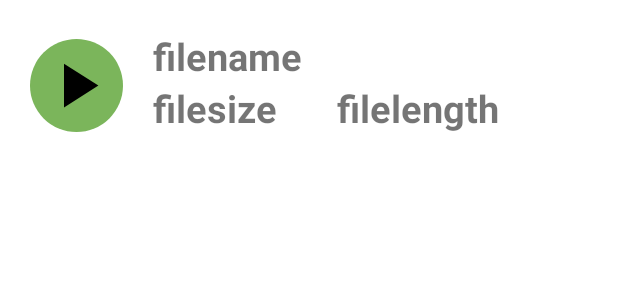
After one commit to AS-Coope/RespalyzerProject, an Android app: the layout audio_layout.xml on its own in the app's theme, with its tools: preview values and no code run, on a phone screen of 412 x 824 dp. The commit adds this screen. Shown: the top 300 px of the screen. Run offline under Robolectric (Android 15) with nearby library versions, the phone set to English and light mode, and no system bars.

Commit message:
Implemented Audio Database and Audio History

```diff
--- a/app/src/main/java/com/example/respalyzerproject/AudioTimer.kt
+++ b/app/src/main/java/com/example/respalyzerproject/AudioTimer.kt
@@ -13,7 +13,7 @@ class AudioTimer (timeListener: OnTimerTickListener){
     private var updateScheduler = Handler(Looper.getMainLooper())
     private lateinit var updateAchiever: Runnable
 
-    private var timeDuration = 0L
+    var timeDuration = 0L
     private var delay = 100L
 
     init {
@@ -39,10 +39,10 @@ class AudioTimer (timeListener: OnTimerTickListener){
         val milli: Long = timeDuration % 1000
         val sec: Long = (timeDuration / 1000) % 60
         val min: Long = (timeDuration / (1000*60)) * 60 // 60 seconds in a minute and every second
-        // has 1000 milliseconds
+                                                        // has 1000 milliseconds
 
         var properTimeDisplay = "%02d:%02d.%02d".format(min, sec, milli/10) //divide milli by 10 to have 2 digits showing
-        // instead of 3
+                                                                            // instead of 3
         return properTimeDisplay
 
     }
--- a/app/src/main/java/com/example/respalyzerproject/MainActivity.kt
+++ b/app/src/main/java/com/example/respalyzerproject/MainActivity.kt
@@ -22,11 +22,14 @@ class MainActivity : AppCompatActivity() {
     override fun onCreate(savedInstanceState: Bundle?) {
         super.onCreate(savedInstanceState)
         setContentView(R.layout.activity_map_location)
+
+        // database related initializations
         val userDao = UserDatabase.getDatabase(application).userDao()
         val repository = UserRepository(userDao)
 
+        // creating the view model
         mUserViewModel = ViewModelProvider(this, UserViewModelFactory(repository)).get(UserViewModel::class.java)
-        //mUserViewModel = ViewModelProvider(this)[UserViewModel::class.java]
+        // mUserViewModel = ViewModelProvider(this)[UserViewModel::class.java]
 
         mUserViewModel.getUserCount().observe(this) { count ->
             if (count > 0) {
--- a/app/src/main/java/com/example/respalyzerproject/audiodatabase/AudioEntity.kt
+++ b/app/src/main/java/com/example/respalyzerproject/audiodatabase/AudioEntity.kt
@@ -15,4 +15,4 @@ data class AudioEntity (
     @ColumnInfo(name = "file_size") val fileSize: String,
     @ColumnInfo(name = "diagnosis_reading") val reading:String,
     @ColumnInfo(name = "date_recorded") val date:String
-    )
+)
--- /dev/null
+++ b/app/src/main/res/drawable/ic_round_background.xml
@@ -0,0 +1,10 @@
+<?xml version="1.0" encoding="utf-8"?>
+<ripple xmlns:android="http://schemas.android.com/apk/res/android"
+    android:color="@color/less_sharp_green">
+    <item>
+        <shape android:shape="oval">
+            <solid android:color="@color/less_sharp_green"/>
+        </shape>
+    </item>
+
+</ripple>
--- /dev/null
+++ b/app/src/main/res/layout/audio_layout.xml
@@ -0,0 +1,78 @@
+<?xml version="1.0" encoding="utf-8"?>
+<LinearLayout xmlns:android="http://schemas.android.com/apk/res/android"
+    android:layout_width="wrap_content"
+    android:layout_height="wrap_content"
+    android:gravity="center_vertical"
+    xmlns:app="http://schemas.android.com/apk/res-auto"
+    xmlns:tools="http://schemas.android.com/tools"
+    android:orientation="horizontal"
+    android:background="?selectableItemBackground"
+    android:padding="10dp"
+    android:layout_margin="10dp"
+    android:clickable="true">
+
+    <ImageButton
+        android:layout_width="62dp"
+        android:layout_height="62dp"
+        android:clickable="false"
+        android:background="@drawable/ic_round_background"
+        android:src="@drawable/ic_play"
+        tools:ignore="SpeakableTextPresentCheck"/>
+
+    <LinearLayout
+        android:layout_width="match_parent"
+        android:layout_height="wrap_content"
+        android:paddingLeft="10dp"
+        android:layout_marginLeft="10dp"
+        android:orientation="vertical">
+        <TextView
+            android:id="@+id/tvFileName"
+            android:layout_width="match_parent"
+            android:layout_height="wrap_content"
+            android:textSize="25dp"
+            android:textStyle="bold"
+            android:text="filename"/>
+
+        <LinearLayout
+            android:layout_width="wrap_content"
+            android:layout_height="wrap_content"
+            android:orientation="horizontal">
+            <TextView
+                android:id="@+id/tvFileSize"
+                android:layout_width="match_parent"
+                android:layout_height="wrap_content"
+                android:textSize="25dp"
+                android:layout_marginRight="40dp"
+                android:textStyle="bold"
+                android:text="filesize"/>
+
+            <TextView
+                android:id="@+id/tvFileLength"
+                android:layout_width="match_parent"
+                android:layout_height="wrap_content"
+                android:textSize="25dp"
+                android:textStyle="bold"
+                android:layout_marginRight="50dp"
+                android:text="filelength"/>
+
+            <ImageButton
+                android:id="@+id/btnToAudioDetails"
+                android:layout_width="40dp"
+                android:layout_height="40dp"
+                android:background="@color/white"
+                android:src="@drawable/ic_baseline_dehaze_24"
+                tools:ignore="SpeakableTextPresentCheck"/>
+
+        </LinearLayout>
+
+        <CheckBox
+            android:id="@+id/checkbox"
+            android:layout_width="30dp"
+            android:layout_height="20dp"
+            android:visibility="gone"
+            android:clickable="false"/>
+
+    </LinearLayout>
+
+
+</LinearLayout>
```
Also changed, not shown: app/src/main/java/com/example/respalyzerproject/Adapter.kt (added, +40 -0 lines), app/src/main/java/com/example/respalyzerproject/AudioDetailsActivity.kt (+23 -0 lines), app/src/main/java/com/example/respalyzerproject/AudioHistoryActivity.kt (+30 -0 lines), app/src/main/java/com/example/respalyzerproject/RecordAudioActivity.kt (+78 -16 lines), app/src/main/java/com/example/respalyzerproject/audiodatabase/AudioDatabase.kt (+33 -7 lines), app/src/main/java/com/example/respalyzerproject/audiodatabase/AudioEntityDao.kt (+9 -7 lines), app/src/main/res/layout/activity_audio_details.xml (+21 -5 lines), app/src/main/res/layout/activity_audio_history.xml (+10 -0 lines).
